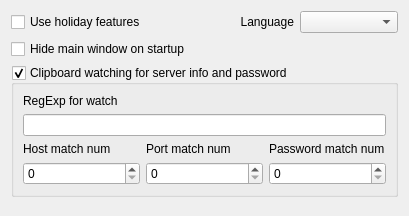
The window that src/setting_forms/application_settings_form.ui (navrocky/urtconnector) describes before a commit, drawn with Qt 5.
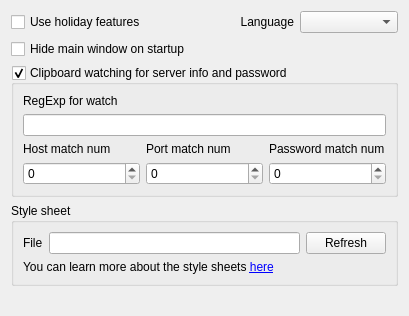
The same window after the commit. Custom widgets are drawn as their Qt base class.

Commit message: style sheets

```diff
--- a/src/setting_forms/application_settings_form.ui
+++ b/src/setting_forms/application_settings_form.ui
@@ -7,13 +7,13 @@
     <x>0</x>
     <y>0</y>
     <width>409</width>
-    <height>216</height>
+    <height>316</height>
    </rect>
   </property>
   <property name="windowTitle">
    <string>Form</string>
   </property>
-  <layout class="QVBoxLayout" name="verticalLayout">
+  <layout class="QVBoxLayout" name="verticalLayout_2">
    <item>
     <layout class="QGridLayout" name="gridLayout">
      <item row="0" column="0">
@@ -121,6 +121,49 @@
      </layout>
     </widget>
    </item>
+   <item>
+    <widget class="QGroupBox" name="style_sheet_gb">
+     <property name="title">
+      <string>Style sheet</string>
+     </property>
+     <layout class="QVBoxLayout" name="verticalLayout">
+      <item>
+       <layout class="QHBoxLayout" name="horizontalLayout">
+        <item>
+         <widget class="QLabel" name="label_6">
+          <property name="text">
+           <string>File</string>
+          </property>
+         </widget>
+        </item>
+        <item>
+         <widget class="QButtonLineEdit" name="style_sheet_file_edit"/>
+        </item>
+        <item>
+         <widget class="QPushButton" name="style_sheet_refresh_button">
+          <property name="toolTip">
+           <string>Reread and apply style sheet from selected file</string>
+          </property>
+          <property name="text">
+           <string>Refresh</string>
+          </property>
+         </widget>
+        </item>
+       </layout>
+      </item>
+      <item>
+       <widget class="QLabel" name="style_sheet_info_label">
+        <property name="text">
+         <string>You can learn more about the style sheets &lt;a href=&quot;http://doc.qt.nokia.com/latest/stylesheet.html&quot;&gt;here&lt;/a&gt;</string>
+        </property>
+        <property name="openExternalLinks">
+         <bool>true</bool>
+        </property>
+       </widget>
+      </item>
+     </layout>
+    </widget>
+   </item>
    <item>
     <spacer name="verticalSpacer">
      <property name="orientation">
@@ -136,6 +179,13 @@
    </item>
   </layout>
  </widget>
+ <customwidgets>
+  <customwidget>
+   <class>QButtonLineEdit</class>
+   <extends>QLineEdit</extends>
+   <header location="global">common/qbuttonlineedit.h</header>
+  </customwidget>
+ </customwidgets>
  <resources>
   <include location="../images.qrc"/>
  </resources>
```
The commit also changes 11 other files.
